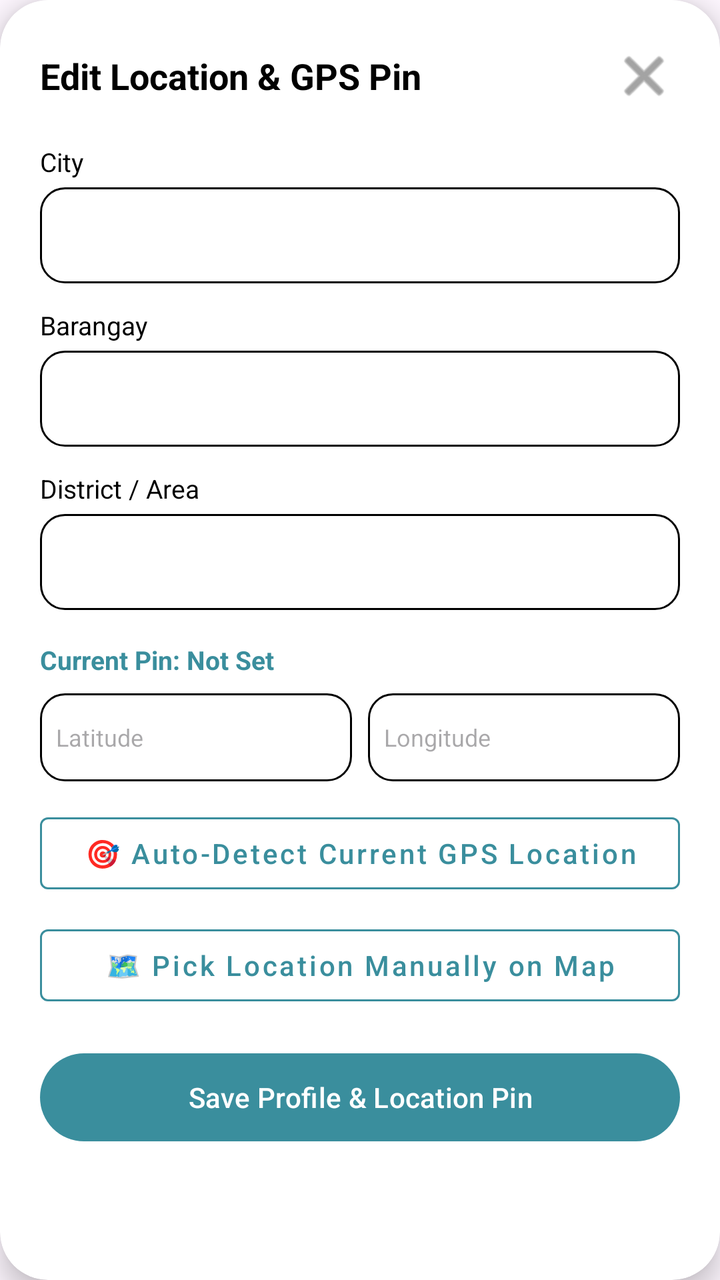
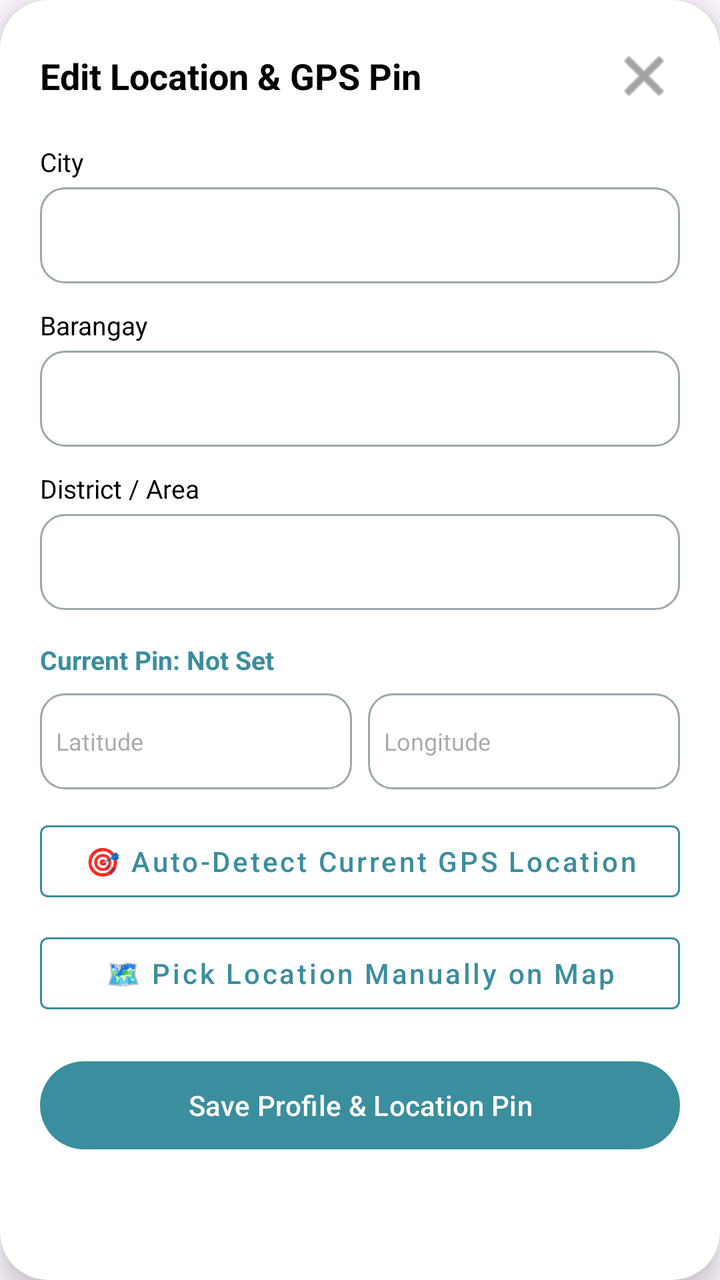

Screens rendered from an Android XML layout before and after an edit, with the pre-edit source and the edit as a unified diff.
<!-- AndroidManifest.xml: application theme Theme.PharmaFind -->
<!-- res/layout/dialog_edit_customer_profile.xml -->
<?xml version="1.0" encoding="utf-8"?>
<androidx.cardview.widget.CardView xmlns:android="http://schemas.android.com/apk/res/android"
    xmlns:app="http://schemas.android.com/apk/res-auto"
    android:layout_width="match_parent"
    android:layout_height="wrap_content"
    app:cardCornerRadius="24dp"
    app:cardElevation="8dp"
    app:cardBackgroundColor="@color/white">

    <LinearLayout
        android:layout_width="match_parent"
        android:layout_height="wrap_content"
        android:orientation="vertical"
        android:padding="20dp">

        <RelativeLayout
            android:layout_width="match_parent"
            android:layout_height="wrap_content">

            <TextView
                android:layout_width="wrap_content"
                android:layout_height="wrap_content"
                android:text="Edit Location &amp; GPS Pin"
                android:textColor="@color/black"
                android:textSize="18sp"
                android:textStyle="bold"
                android:layout_centerVertical="true" />

            <ImageButton
                android:id="@+id/btnCloseEditCustomerProfile"
                android:layout_width="36dp"
                android:layout_height="36dp"
                android:layout_alignParentEnd="true"
                android:background="?attr/selectableItemBackgroundBorderless"
                android:src="@android:drawable/ic_menu_close_clear_cancel"
                app:tint="@color/text_gray" />

        </RelativeLayout>

        <TextView
            android:layout_width="wrap_content"
            android:layout_height="wrap_content"
            android:layout_marginTop="16dp"
            android:text="City"
            android:textColor="@color/black"
            android:textSize="13sp" />

        <EditText
            android:id="@+id/etCityCustomerEdit"
            android:layout_width="match_parent"
            android:layout_height="48dp"
            android:layout_marginTop="4dp"
            android:background="@drawable/edittext_background"
            android:inputType="text"
            android:paddingHorizontal="12dp"
            android:textColor="@color/black" />

        <TextView
            android:layout_width="wrap_content"
            android:layout_height="wrap_content"
            android:layout_marginTop="12dp"
            android:text="Barangay"
            android:textColor="@color/black"
            android:textSize="13sp" />

        <EditText
            android:id="@+id/etBarangayCustomerEdit"
            android:layout_width="match_parent"
            android:layout_height="48dp"
            android:layout_marginTop="4dp"
            android:background="@drawable/edittext_background"
            android:inputType="text"
            android:paddingHorizontal="12dp"
            android:textColor="@color/black" />

        <TextView
            android:layout_width="wrap_content"
            android:layout_height="wrap_content"
            android:layout_marginTop="12dp"
            android:text="District / Area"
            android:textColor="@color/black"
            android:textSize="13sp" />

        <EditText
            android:id="@+id/etDistrictCustomerEdit"
            android:layout_width="match_parent"
            android:layout_height="48dp"
            android:layout_marginTop="4dp"
            android:background="@drawable/edittext_background"
            android:inputType="text"
            android:paddingHorizontal="12dp"
            android:textColor="@color/black" />

        <TextView
            android:id="@+id/tvCustomerPinCoordinates"
            android:layout_width="wrap_content"
            android:layout_height="wrap_content"
            android:layout_marginTop="16dp"
            android:text="Current Pin: Not Set"
            android:textColor="@color/primary_teal"
            android:textSize="13sp"
            android:textStyle="bold" />

        <LinearLayout
            android:layout_width="match_parent"
            android:layout_height="wrap_content"
            android:layout_marginTop="8dp"
            android:orientation="horizontal">

            <EditText
                android:id="@+id/etLatCustomerEdit"
                android:layout_width="0dp"
                android:layout_height="44dp"
                android:layout_weight="1"
                android:layout_marginEnd="4dp"
                android:background="@drawable/edittext_background"
                android:hint="Latitude"
                android:inputType="numberDecimal|numberSigned"
                android:paddingHorizontal="8dp"
                android:textColor="@color/black"
                android:textSize="12sp" />

            <EditText
                android:id="@+id/etLngCustomerEdit"
                android:layout_width="0dp"
                android:layout_height="44dp"
                android:layout_weight="1"
                android:layout_marginStart="4dp"
                android:background="@drawable/edittext_background"
                android:hint="Longitude"
                android:inputType="numberDecimal|numberSigned"
                android:paddingHorizontal="8dp"
                android:textColor="@color/black"
                android:textSize="12sp" />

        </LinearLayout>

        <com.google.android.material.button.MaterialButton
            android:id="@+id/btnUseCustomerGPSPin"
            style="@style/Widget.MaterialComponents.Button.OutlinedButton"
            android:layout_width="match_parent"
            android:layout_height="48dp"
            android:layout_marginTop="12dp"
            android:text="🎯 Auto-Detect Current GPS Location"
            android:textAllCaps="false"
            android:textColor="@color/primary_teal"
            app:strokeColor="@color/primary_teal" />

        <com.google.android.material.button.MaterialButton
            android:id="@+id/btnPickCustomerMap"
            style="@style/Widget.MaterialComponents.Button.OutlinedButton"
            android:layout_width="match_parent"
            android:layout_height="48dp"
            android:layout_marginTop="8dp"
            android:text="🗺️ Pick Location Manually on Map"
            android:textAllCaps="false"
            android:textColor="@color/primary_teal"
            app:strokeColor="@color/primary_teal" />

        <com.google.android.material.button.MaterialButton
            android:id="@+id/btnSaveCustomerProfile"
            android:layout_width="match_parent"
            android:layout_height="52dp"
            android:layout_marginTop="16dp"
            android:text="Save Profile &amp; Location Pin"
            android:textAllCaps="false"
            app:cornerRadius="26dp"
            app:backgroundTint="@color/primary_teal" />

    </LinearLayout>
</androidx.cardview.widget.CardView>
<!-- resources referenced by this layout -->
<resources>
  <color name="black">#FF000000</color>
  <color name="primary_teal">#3A8E9D</color>
  <color name="text_gray">#666666</color>
  <color name="white">#FFFFFFFF</color>
  <!-- drawable edittext_background (drawable) -->
  <?xml version="1.0" encoding="utf-8"?>
  <shape xmlns:android="http://schemas.android.com/apk/res/android">
      <corners android:radius="12dp" />
      <stroke android:width="1dp" android:color="#000000" />
      <solid android:color="@android:color/transparent" />
  </shape>
  <style name="Theme.PharmaFind" parent="Base.Theme.PharmaFind">
          <item name="colorPrimary">@color/primary_teal</item>
          <item name="colorOnPrimary">@color/white</item>
          <item name="colorPrimaryContainer">@color/teal_container</item>
          <item name="colorOnPrimaryContainer">@color/primary_dark</item>
          <item name="colorSecondary">@color/primary_teal</item>
          <item name="colorOnSecondary">@color/white</item>
          <item name="colorSecondaryContainer">@color/teal_container</item>
          <item name="colorOnSecondaryContainer">@color/primary_dark</item>
          <item name="colorSurface">@color/white</item>
          <item name="colorOnSurface">@color/on_surface</item>
          <item name="colorSurfaceVariant">@color/surface_variant</item>
          <item name="colorOnSurfaceVariant">@color/on_surface_variant</item>
          <item name="colorOutline">@color/outline</item>
          <item name="colorSurfaceContainerLowest">@color/white</item>
          <item name="colorSurfaceContainerLow">@color/surface_container_low</item>
          <item name="colorSurfaceContainer">@color/surface_container</item>
          <item name="colorSurfaceContainerHigh">@color/surface_container_high</item>
          <item name="colorSurfaceContainerHighest">@color/surface_container_highest</item>
          
          <item name="elevationOverlayEnabled">false</item>
      </style>
  <style name="Base.Theme.PharmaFind" parent="Theme.Material3.Light.NoActionBar">
          <item name="android:forceDarkAllowed" tools:targetApi="q">false</item>
          
          
      </style>
  <color name="teal_container">#D6EEF1</color>
  <color name="primary_dark">#1F6371</color>
  <color name="on_surface">#1B1F21</color>
  <color name="surface_variant">#E3EBEC</color>
  <color name="on_surface_variant">#3F484A</color>
  <color name="outline">#6F797A</color>
  <color name="surface_container_low">#F4F8F8</color>
  <color name="surface_container">#EEF3F4</color>
  <color name="surface_container_high">#E8EEEF</color>
  <color name="surface_container_highest">#E2E9EA</color>
</resources>

<!-- the commit's change to res/layout/dialog_edit_customer_profile.xml (unified diff, before → after) -->
@@ -110,7 +110,7 @@
             <EditText
                 android:id="@+id/etLatCustomerEdit"
                 android:layout_width="0dp"
-                android:layout_height="44dp"
+                android:layout_height="48dp"
                 android:layout_weight="1"
                 android:layout_marginEnd="4dp"
                 android:background="@drawable/edittext_background"
@@ -123,7 +123,7 @@
             <EditText
                 android:id="@+id/etLngCustomerEdit"
                 android:layout_width="0dp"
-                android:layout_height="44dp"
+                android:layout_height="48dp"
                 android:layout_weight="1"
                 android:layout_marginStart="4dp"
                 android:background="@drawable/edittext_background"
<!-- resource entries referenced after the edit -->
@@ -6,11 +6,22 @@
   <color name="white">#FFFFFFFF</color>
   <!-- drawable edittext_background (drawable) -->
   <?xml version="1.0" encoding="utf-8"?>
-  <shape xmlns:android="http://schemas.android.com/apk/res/android">
-      <corners android:radius="12dp" />
-      <stroke android:width="1dp" android:color="#000000" />
-      <solid android:color="@android:color/transparent" />
-  </shape>
+  <selector xmlns:android="http://schemas.android.com/apk/res/android">
+      <item android:state_focused="true">
+          <shape>
+              <corners android:radius="12dp" />
+              <stroke android:width="2dp" android:color="@color/primary_teal" />
+              <solid android:color="@color/white" />
+          </shape>
+      </item>
+      <item>
+          <shape>
+              <corners android:radius="12dp" />
+              <stroke android:width="1dp" android:color="@color/field_border" />
+              <solid android:color="@color/white" />
+          </shape>
+      </item>
+  </selector>
   <style name="Theme.PharmaFind" parent="Base.Theme.PharmaFind">
           <item name="colorPrimary">@color/primary_teal</item>
           <item name="colorOnPrimary">@color/white</item>
@@ -33,6 +44,7 @@
           
           <item name="elevationOverlayEnabled">false</item>
       </style>
+  <color name="field_border">#9AA8AA</color>
   <style name="Base.Theme.PharmaFind" parent="Theme.Material3.Light.NoActionBar">
           <item name="android:forceDarkAllowed" tools:targetApi="q">false</item>
           
